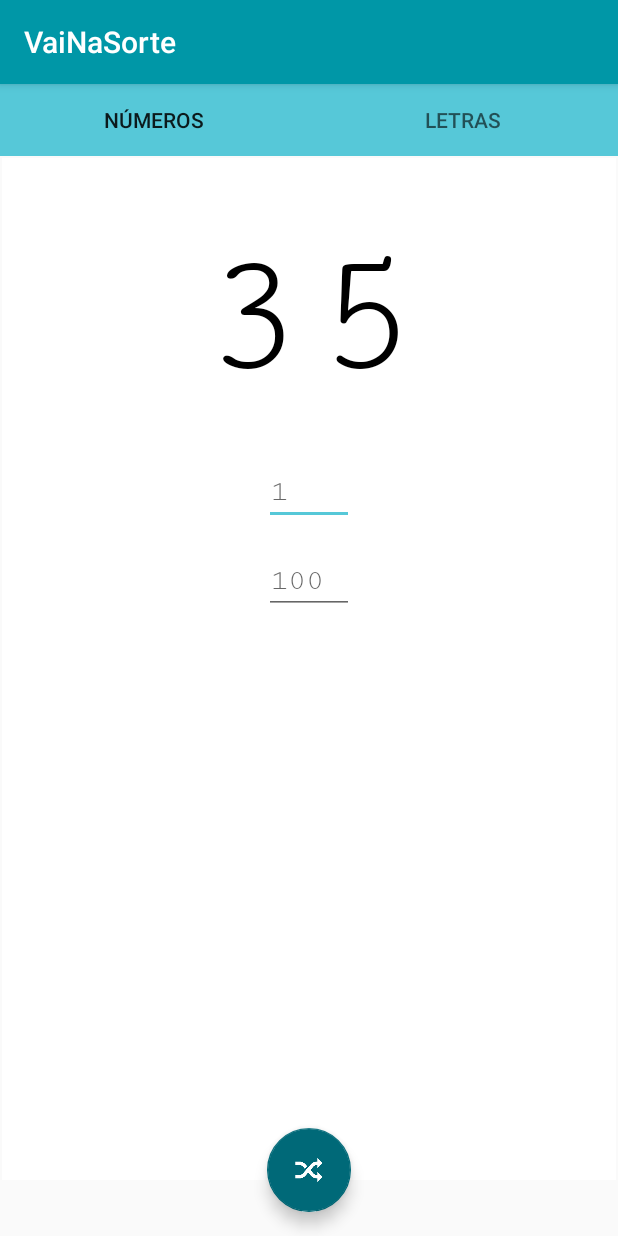
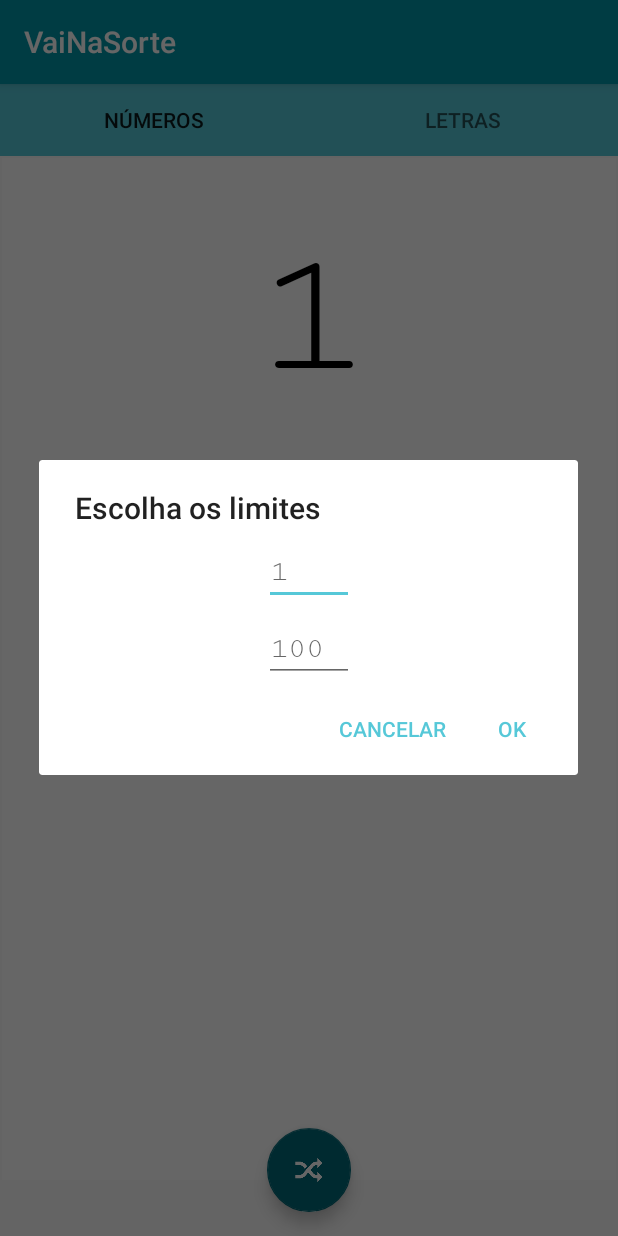
Before and after one commit to isaCarvalho/VaiNaSorte, an Android app: the screen it shows after launch (MainActivity), after a tap on an icon or button, on a phone screen of 412 x 824 dp. Run offline under Robolectric (Android 15) with nearby library versions, the phone set to English and light mode, and no system bars.

Commit message:
Caixa de dialogo iniciada

```diff
--- a/app/src/main/java/com/example/vainasorte/MainActivity.kt
+++ b/app/src/main/java/com/example/vainasorte/MainActivity.kt
@@ -6,16 +6,21 @@ import android.os.Bundle
 import android.widget.EditText
 import android.widget.TextView
 import android.widget.Toast
+import androidx.fragment.app.DialogFragment
 import androidx.viewpager.widget.ViewPager
 import com.google.android.material.floatingactionbutton.FloatingActionButton
 import com.google.android.material.tabs.TabLayout
 
-class MainActivity : AppCompatActivity() {
+class MainActivity : AppCompatActivity(), NumberDialogFragment.NumberDialogListener {
 
     var tab : TabLayout? = null
     var pager : ViewPager? = null
 
-    @SuppressLint("SetTextI18n")
+    companion object {
+        var limInfText: String = "1"
+        var limSupText: String = "100"
+    }
+
     override fun onCreate(savedInstanceState: Bundle?) {
         super.onCreate(savedInstanceState)
         setContentView(R.layout.activity_main)
@@ -49,21 +54,42 @@ class MainActivity : AppCompatActivity() {
 
         val fab = findViewById<FloatingActionButton>(R.id.floatingActionButton)
         fab.setOnClickListener {
+            if (tab!!.selectedTabPosition == 0)
+                showNumberDialog()
+            else
+                findViewById<TextView>(R.id.letterTextView).text = "ABCDEFGHIJKLMNOPQRSTUVWXYZ".random().toString()
+        }
+    }
 
-            // pega o limite infeiror na entrada
-            val limInfText = findViewById<EditText>(R.id.limInferior).text
+    override fun onDialogNegativeClick(dialog: DialogFragment) {
+        limSupText = "100"
+        limInfText = "1"
 
-            // pega o limite superior na entrada
-            val limSupText = findViewById<EditText>(R.id.limSuperior).text
+        Toast.makeText(applicationContext, "Valores padrão utilizados", Toast.LENGTH_SHORT)
 
+        sortear(limInfText, limSupText)
+    }
+
+    override fun onDialogPositiveClick(dialog: DialogFragment) {
+        limSupText = findViewById<EditText>(R.id.limSuperior).text.toString()
+        limInfText = findViewById<EditText>(R.id.limInferior).text.toString()
+
+        Toast.makeText(applicationContext, "Valores selecionados", Toast.LENGTH_SHORT)
+
+        sortear(limInfText, limSupText)
+    }
+
+    @SuppressLint("SetTextI18n")
+    private fun sortear(limInf : String, limSup : String)
+    {
         // valida o limite inferior
-            var inf = this.checkNullorEmpty(limInfText.toString(), "Limite inferior não preenchido. Valor padrão utilizado",
+        var inf = this.checkNullorEmpty(limInf, "Limite inferior não preenchido. Valor padrão utilizado",
             1)
 
         inf = checkNegative(inf)
 
         // valida o limite superior
-            var sup = checkNullorEmpty(limSupText.toString(), "Limite superior não preenchido. Valor padrão utilizado",
+        var sup = checkNullorEmpty(limSup, "Limite superior não preenchido. Valor padrão utilizado",
             100)
 
         sup = checkNegative(sup)
@@ -91,8 +117,11 @@ class MainActivity : AppCompatActivity() {
 
         // faz o sorteio
         findViewById<TextView>(R.id.numbersTextView).text = (inf..sup).random().toString()
-            findViewById<TextView>(R.id.letterTextView).text = "ABCDEFGHIJKLMNOPQRSTUVWXYZ".random().toString()
     }
+
+    private fun showNumberDialog() {
+        val dialog = NumberDialogFragment()
+        dialog.show(supportFragmentManager, "NumberDialogFragment")
     }
 
     // verifica se o valor e negativo -- apenas para validacao
--- /dev/null
+++ b/app/src/main/java/com/example/vainasorte/NumberDialogFragment.kt
@@ -0,0 +1,49 @@
+package com.example.vainasorte
+
+import android.app.AlertDialog
+import android.app.Dialog
+import android.content.Context
+import android.content.DialogInterface
+import android.os.Bundle
+import androidx.fragment.app.DialogFragment
+import java.lang.ClassCastException
+
+class NumberDialogFragment : DialogFragment() {
+
+    internal lateinit var listener : NumberDialogListener
+
+    interface NumberDialogListener {
+        fun onDialogPositiveClick(dialog: DialogFragment)
+        fun onDialogNegativeClick(dialog: DialogFragment)
+    }
+
+    override fun onAttach(context: Context) {
+        super.onAttach(context)
+
+        try {
+            listener = context as NumberDialogListener
+        } catch (e : ClassCastException) {
+            throw  ClassCastException((context.toString() + "must implement NumberDialogListener"))
+        }
+    }
+
+    override fun onCreateDialog(savedInstanceState: Bundle?): Dialog{
+        return activity?.let {
+            val builder = AlertDialog.Builder(it)
+            val inflater = requireActivity().layoutInflater
+
+            builder.setTitle(R.string.messageDialog)
+                .setView(inflater.inflate(R.layout.layout_input, null))
+                .setPositiveButton(R.string.ok,
+                    DialogInterface.OnClickListener { dialog, id ->
+                        listener.onDialogPositiveClick(this)
+                    })
+                .setNegativeButton(R.string.cancel,
+                    DialogInterface.OnClickListener{ dialog, id ->
+                        listener.onDialogNegativeClick(this)
+                    })
+
+            builder.create()
+        }!!
+    }
+}
--- a/app/src/main/res/layout/fragment_numeros.xml
+++ b/app/src/main/res/layout/fragment_numeros.xml
@@ -23,38 +23,6 @@
             app:layout_constraintEnd_toEndOf="parent"
             app:layout_constraintStart_toStartOf="parent"
             app:layout_constraintTop_toTopOf="parent" />
-
-        <EditText
-            android:id="@+id/limInferior"
-            android:layout_width="60dp"
-            android:layout_height="wrap_content"
-            android:layout_marginTop="28dp"
-            android:autofillHints="@string/limiteInf"
-            android:ems="10"
-            android:fontFamily="serif-monospace"
-            android:hint="@string/limiteInf"
-            android:inputType="numberDecimal"
-            android:textColor="@android:color/black"
-            android:textSize="20sp"
-            app:layout_constraintEnd_toEndOf="parent"
-            app:layout_constraintStart_toStartOf="parent"
-            app:layout_constraintTop_toBottomOf="@+id/numbersTextView" />
-
-        <EditText
-            android:id="@+id/limSuperior"
-            android:layout_width="60dp"
-            android:layout_height="wrap_content"
-            android:layout_marginTop="16dp"
-            android:autofillHints="@string/limiteSup"
-            android:ems="10"
-            android:fontFamily="serif-monospace"
-            android:hint="@string/limiteSup"
-            android:inputType="numberDecimal"
-            android:textColor="@android:color/black"
-            android:textSize="20sp"
-            app:layout_constraintEnd_toEndOf="parent"
-            app:layout_constraintStart_toStartOf="parent"
-            app:layout_constraintTop_toBottomOf="@+id/limInferior" />
     </androidx.constraintlayout.widget.ConstraintLayout>
 
 </FrameLayout>
--- /dev/null
+++ b/app/src/main/res/layout/layout_input.xml
@@ -0,0 +1,41 @@
+<?xml version="1.0" encoding="utf-8"?>
+<androidx.constraintlayout.widget.ConstraintLayout
+    xmlns:android="http://schemas.android.com/apk/res/android"
+    xmlns:app="http://schemas.android.com/apk/res-auto"
+    xmlns:tools="http://schemas.android.com/tools"
+    android:layout_width="match_parent"
+    android:layout_height="match_parent">
+
+    <EditText
+        android:id="@+id/limInferior"
+        android:layout_width="60dp"
+        android:layout_height="wrap_content"
+        android:layout_marginTop="8dp"
+        android:autofillHints="@string/limiteInf"
+        android:ems="10"
+        android:fontFamily="serif-monospace"
+        android:hint="@string/limiteInf"
+        android:inputType="numberDecimal"
+        android:textColor="@android:color/black"
+        android:textSize="20sp"
+        app:layout_constraintEnd_toEndOf="parent"
+        app:layout_constraintStart_toStartOf="parent"
+        app:layout_constraintTop_toTopOf="parent" />
+
+    <EditText
+        android:id="@+id/limSuperior"
+        android:layout_width="60dp"
+        android:layout_height="wrap_content"
+        android:layout_marginTop="8dp"
+        android:autofillHints="@string/limiteSup"
+        android:ems="10"
+        android:fontFamily="serif-monospace"
+        android:hint="@string/limiteSup"
+        android:inputType="numberDecimal"
+        android:textColor="@android:color/black"
+        android:textSize="20sp"
+        app:layout_constraintEnd_toEndOf="parent"
+        app:layout_constraintStart_toStartOf="parent"
+        app:layout_constraintTop_toBottomOf="@+id/limInferior" />
+
+</androidx.constraintlayout.widget.ConstraintLayout>
--- a/app/src/main/res/values/strings.xml
+++ b/app/src/main/res/values/strings.xml
@@ -10,4 +10,9 @@
     <string name="limiteInf">1</string>
     <string name="limiteSup">100</string>
 
+    <string name="messageDialog">Escolha os limites</string>
+
+    <string name="ok">Ok</string>
+    <string name="cancel">Cancelar</string>
+
 </resources>
```
Also changed, not shown: 1 other file. Lines whose indentation alone changed are shown as unchanged.
